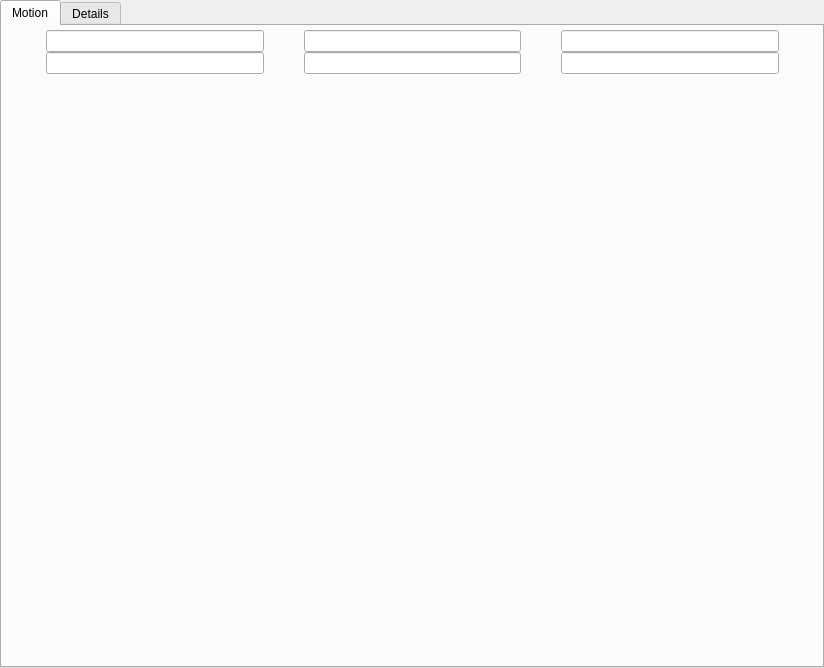
This is gui/ui/MotionFrame.ui in nico88chessa/MIBDV as Qt 5 draws it before an edit. The edited form follows.
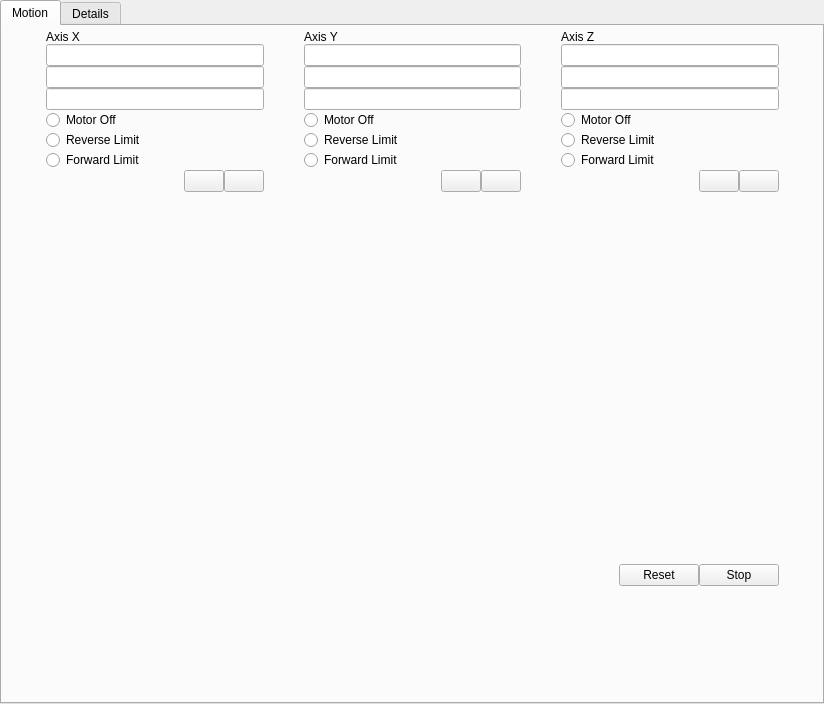
This is the edited form. Custom widgets are drawn as their Qt base class.

Commit message: - aggiunto properita' label a MDLineEdit; - aggiunto widget al frame motion; - aggiunto icone;

```diff
--- a/gui/ui/MotionFrame.ui
+++ b/gui/ui/MotionFrame.ui
@@ -7,7 +7,7 @@
     <x>0</x>
     <y>0</y>
     <width>824</width>
-    <height>668</height>
+    <height>704</height>
    </rect>
   </property>
   <property name="windowTitle">
@@ -44,7 +44,7 @@
          <x>4</x>
          <y>4</y>
          <width>813</width>
-         <height>637</height>
+         <height>673</height>
         </rect>
        </property>
        <layout class="QGridLayout" name="gridLayout_2">
@@ -66,13 +66,357 @@
         <property name="verticalSpacing">
          <number>0</number>
         </property>
+        <item row="5" column="0">
+         <widget class="QRadioButton" name="radioButton_2">
+          <property name="text">
+           <string>Reverse Limit</string>
+          </property>
+          <property name="isDigitalIO" stdset="0">
+           <bool>true</bool>
+          </property>
+         </widget>
+        </item>
+        <item row="6" column="1">
+         <widget class="QRadioButton" name="radioButton_6">
+          <property name="text">
+           <string>Forward Limit</string>
+          </property>
+          <property name="isDigitalIO" stdset="0">
+           <bool>true</bool>
+          </property>
+         </widget>
+        </item>
+        <item row="7" column="1">
+         <layout class="QHBoxLayout" name="horizontalLayout_2">
+          <item>
+           <spacer name="horizontalSpacer_2">
+            <property name="orientation">
+             <enum>Qt::Horizontal</enum>
+            </property>
+            <property name="sizeHint" stdset="0">
+             <size>
+              <width>40</width>
+              <height>20</height>
+             </size>
+            </property>
+           </spacer>
+          </item>
+          <item>
+           <widget class="QPushButton" name="buttonMoveY">
+            <property name="text">
+             <string/>
+            </property>
+           </widget>
+          </item>
+          <item>
+           <widget class="QPushButton" name="buttonStopY">
+            <property name="text">
+             <string/>
+            </property>
+           </widget>
+          </item>
+         </layout>
+        </item>
+        <item row="7" column="2">
+         <layout class="QHBoxLayout" name="horizontalLayout_3">
+          <item>
+           <spacer name="horizontalSpacer_3">
+            <property name="orientation">
+             <enum>Qt::Horizontal</enum>
+            </property>
+            <property name="sizeHint" stdset="0">
+             <size>
+              <width>40</width>
+              <height>20</height>
+             </size>
+            </property>
+           </spacer>
+          </item>
+          <item>
+           <widget class="QPushButton" name="buttonMoveZ">
+            <property name="text">
+             <string/>
+            </property>
+           </widget>
+          </item>
+          <item>
+           <widget class="QPushButton" name="buttonStopZ">
+            <property name="text">
+             <string/>
+            </property>
+           </widget>
+          </item>
+         </layout>
+        </item>
+        <item row="0" column="2">
+         <widget class="QLabel" name="labelAxisZ">
+          <property name="text">
+           <string>Axis Z</string>
+          </property>
+          <property name="type" stdset="0">
+           <string>subheader</string>
+          </property>
+         </widget>
+        </item>
+        <item row="5" column="1">
+         <widget class="QRadioButton" name="radioButton_5">
+          <property name="text">
+           <string>Reverse Limit</string>
+          </property>
+          <property name="isDigitalIO" stdset="0">
+           <bool>true</bool>
+          </property>
+         </widget>
+        </item>
+        <item row="3" column="0">
+         <widget class="MDLineEdit" name="axisXPosition">
+          <property name="label" stdset="0">
+           <string>Position</string>
+          </property>
+         </widget>
+        </item>
+        <item row="6" column="2">
+         <widget class="QRadioButton" name="radioButton_9">
+          <property name="text">
+           <string>Forward Limit</string>
+          </property>
+          <property name="isDigitalIO" stdset="0">
+           <bool>true</bool>
+          </property>
+         </widget>
+        </item>
+        <item row="3" column="2">
+         <widget class="MDLineEdit" name="axisZPosition">
+          <property name="label" stdset="0">
+           <string>Position</string>
+          </property>
+         </widget>
+        </item>
+        <item row="4" column="0">
+         <widget class="QRadioButton" name="radioButton">
+          <property name="text">
+           <string>Motor Off</string>
+          </property>
+          <property name="isDigitalIO" stdset="0">
+           <bool>true</bool>
+          </property>
+         </widget>
+        </item>
+        <item row="2" column="0">
+         <widget class="MDLineEdit" name="axisXMaxPosition">
+          <property name="label" stdset="0">
+           <string>Max Position</string>
+          </property>
+         </widget>
+        </item>
+        <item row="9" column="0" colspan="3">
+         <layout class="QHBoxLayout" name="horizontalLayout_4">
+          <property name="spacing">
+           <number>0</number>
+          </property>
+          <property name="leftMargin">
+           <number>0</number>
+          </property>
+          <property name="topMargin">
+           <number>0</number>
+          </property>
+          <property name="rightMargin">
+           <number>0</number>
+          </property>
+          <property name="bottomMargin">
+           <number>0</number>
+          </property>
+          <item>
+           <spacer name="horizontalSpacer_4">
+            <property name="orientation">
+             <enum>Qt::Horizontal</enum>
+            </property>
+            <property name="sizeHint" stdset="0">
+             <size>
+              <width>0</width>
+              <height>0</height>
+             </size>
+            </property>
+           </spacer>
+          </item>
+          <item>
+           <spacer name="verticalSpacer_4">
+            <property name="orientation">
+             <enum>Qt::Vertical</enum>
+            </property>
+            <property name="sizeHint" stdset="0">
+             <size>
+              <width>20</width>
+              <height>40</height>
+             </size>
+            </property>
+           </spacer>
+          </item>
+          <item>
+           <widget class="QPushButton" name="buttonResetAxis">
+            <property name="text">
+             <string>Reset</string>
+            </property>
+           </widget>
+          </item>
+          <item>
+           <widget class="QPushButton" name="buttonStopAxis">
+            <property name="text">
+             <string>Stop</string>
+            </property>
+           </widget>
+          </item>
+         </layout>
+        </item>
         <item row="0" column="0">
-         <widget class="MDLineEdit" name="lineEdit"/>
+         <widget class="QLabel" name="labelAxisX">
+          <property name="text">
+           <string>Axis X</string>
+          </property>
+          <property name="type" stdset="0">
+           <string>subheader</string>
+          </property>
+         </widget>
+        </item>
+        <item row="3" column="1">
+         <widget class="MDLineEdit" name="axisYPosition">
+          <property name="label" stdset="0">
+           <string>Position</string>
+          </property>
+         </widget>
+        </item>
+        <item row="4" column="1">
+         <widget class="QRadioButton" name="radioButton_4">
+          <property name="text">
+           <string>Motor Off</string>
+          </property>
+          <property name="isDigitalIO" stdset="0">
+           <bool>true</bool>
+          </property>
+         </widget>
+        </item>
+        <item row="5" column="2">
+         <widget class="QRadioButton" name="radioButton_8">
+          <property name="text">
+           <string>Reverse Limit</string>
+          </property>
+          <property name="isDigitalIO" stdset="0">
+           <bool>true</bool>
+          </property>
+         </widget>
+        </item>
+        <item row="1" column="1">
+         <widget class="MDLineEdit" name="axisYCurrentPosition">
+          <property name="label" stdset="0">
+           <string>Current Position</string>
+          </property>
+         </widget>
+        </item>
+        <item row="2" column="2">
+         <widget class="MDLineEdit" name="axisZMaxPosition">
+          <property name="label" stdset="0">
+           <string>Max Position</string>
+          </property>
+         </widget>
+        </item>
+        <item row="1" column="2">
+         <widget class="MDLineEdit" name="axisZCurrentPosition">
+          <property name="label" stdset="0">
+           <string>Current Position</string>
+          </property>
+         </widget>
+        </item>
+        <item row="2" column="1">
+         <widget class="MDLineEdit" name="axisYMaxPosition">
+          <property name="label" stdset="0">
+           <string>Max Position</string>
+          </property>
+         </widget>
+        </item>
+        <item row="1" column="0">
+         <widget class="MDLineEdit" name="axisXCurrentPosition">
+          <property name="label" stdset="0">
+           <string>Current Position</string>
+          </property>
+         </widget>
+        </item>
+        <item row="6" column="0">
+         <widget class="QRadioButton" name="radioButton_3">
+          <property name="text">
+           <string>Forward Limit</string>
+          </property>
+          <property name="isDigitalIO" stdset="0">
+           <bool>true</bool>
+          </property>
+         </widget>
+        </item>
+        <item row="4" column="2">
+         <widget class="QRadioButton" name="radioButton_7">
+          <property name="text">
+           <string>Motor Off</string>
+          </property>
+          <property name="isDigitalIO" stdset="0">
+           <bool>true</bool>
+          </property>
+         </widget>
+        </item>
+        <item row="7" column="0">
+         <layout class="QHBoxLayout" name="horizontalLayout">
+          <property name="spacing">
+           <number>0</number>
+          </property>
+          <property name="leftMargin">
+           <number>0</number>
+          </property>
+          <property name="topMargin">
+           <number>0</number>
+          </property>
+          <property name="rightMargin">
+           <number>0</number>
+          </property>
+          <property name="bottomMargin">
+           <number>0</number>
+          </property>
+          <item>
+           <spacer name="horizontalSpacer">
+            <property name="orientation">
+             <enum>Qt::Horizontal</enum>
+            </property>
+            <property name="sizeHint" stdset="0">
+             <size>
+              <width>40</width>
+              <height>20</height>
+             </size>
+            </property>
+           </spacer>
+          </item>
+          <item>
+           <widget class="QPushButton" name="buttonMoveX">
+            <property name="text">
+             <string/>
+            </property>
+           </widget>
+          </item>
+          <item>
+           <widget class="QPushButton" name="buttonStopX">
+            <property name="text">
+             <string/>
+            </property>
+           </widget>
+          </item>
+         </layout>
         </item>
         <item row="0" column="1">
-         <widget class="MDLineEdit" name="lineEdit_2"/>
+         <widget class="QLabel" name="labelAxisY">
+          <property name="text">
+           <string>Axis Y</string>
+          </property>
+          <property name="type" stdset="0">
+           <string>subheader</string>
+          </property>
+         </widget>
         </item>
-        <item row="2" column="0">
+        <item row="8" column="0">
          <spacer name="verticalSpacer">
           <property name="orientation">
            <enum>Qt::Vertical</enum>
@@ -85,7 +429,7 @@
           </property>
          </spacer>
         </item>
-        <item row="2" column="1">
+        <item row="8" column="1">
          <spacer name="verticalSpacer_2">
           <property name="orientation">
            <enum>Qt::Vertical</enum>
@@ -98,7 +442,7 @@
           </property>
          </spacer>
         </item>
-        <item row="2" column="2">
+        <item row="8" column="2">
          <spacer name="verticalSpacer_3">
           <property name="orientation">
            <enum>Qt::Vertical</enum>
@@ -111,18 +455,6 @@
           </property>
          </spacer>
         </item>
-        <item row="0" column="2">
-         <widget class="MDLineEdit" name="lineEdit_3"/>
-        </item>
-        <item row="1" column="0">
-         <widget class="MDLineEdit" name="lineEdit_4"/>
-        </item>
-        <item row="1" column="1">
-         <widget class="MDLineEdit" name="lineEdit_5"/>
-        </item>
-        <item row="1" column="2">
-         <widget class="MDLineEdit" name="lineEdit_6"/>
-        </item>
        </layout>
       </widget>
      </widget>
```
Left out of the diff: 12 changed lines with no effect on the pictures. The commit also changes 8 other files.
